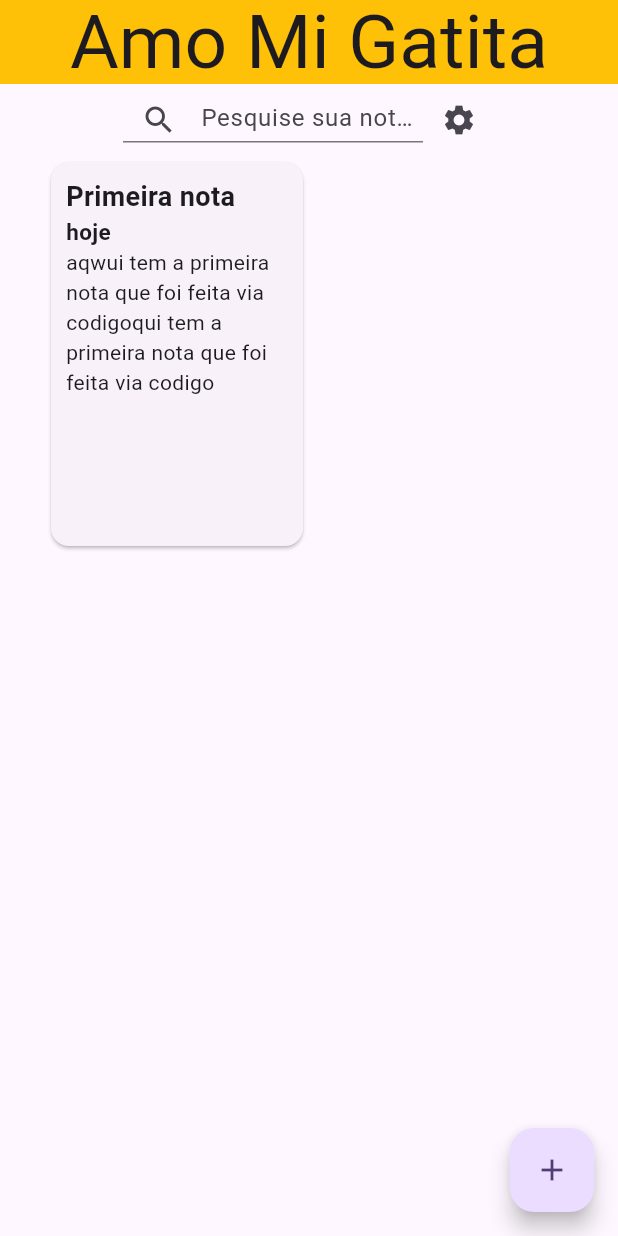
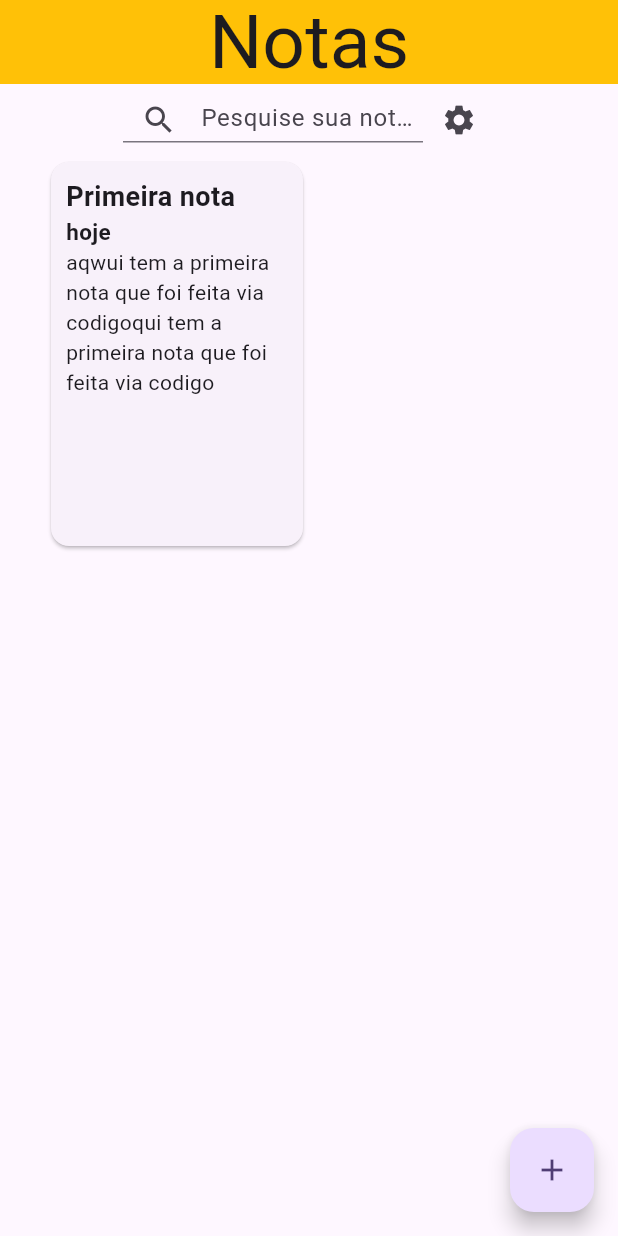
Before and after one commit to Andravi/note_app, a Flutter app: the screen it shows after launch, on a phone screen of 412 x 824 dp. Run offline on Flutter 3.47's test engine with Material 2 defaults, Android fonts, the phone set to English and light mode, and no system bars.

Commit message:
fix string

```diff
--- a/lib/main.dart
+++ b/lib/main.dart
@@ -20,7 +20,7 @@ class MyApp extends StatelessWidget {
         colorScheme: ColorScheme.fromSeed(seedColor: Colors.deepPurple),
         useMaterial3: true,
       ),
-      home: const MyHomePage(title: 'Amo Mi Gatita'),
+      home: const MyHomePage(title: 'Notas'),
     );
   }
 }
```
